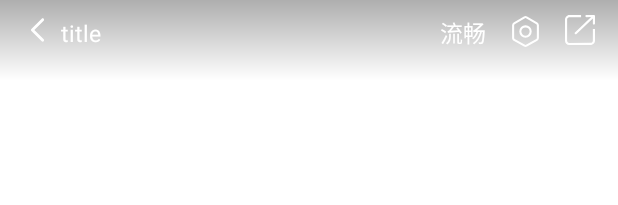
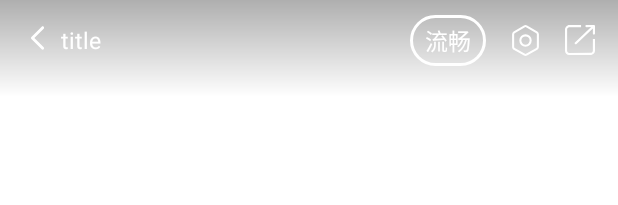
Before and after one commit to ziq358/ZQPlayer, an Android app: the layout activity_live.xml on its own in the app's theme, with its tools: preview values and no code run, on a phone screen of 412 x 824 dp. Shown: the top 205 px of the screen. Run offline under Robolectric (Android 15) with nearby library versions, the phone set to English and light mode, and no system bars.

Commit message:
直播页面 更新

```diff
--- a/playerlib/src/main/java/com/zq/playerlib/ZQVideoView.kt
+++ b/playerlib/src/main/java/com/zq/playerlib/ZQVideoView.kt
@@ -3,9 +3,14 @@ package com.zq.playerlib
 import android.content.Context
 import android.util.AttributeSet
 import android.view.LayoutInflater
+import android.view.View
 import android.widget.FrameLayout
+import android.widget.ImageView
+import android.widget.TextView
+import android.widget.Toast
 
-class ZQVideoView :FrameLayout{
+class ZQVideoView :FrameLayout, View.OnClickListener{
+
 
     constructor(context: Context) : this(context, null)
     constructor(context: Context, attrs: AttributeSet?) : this(context, attrs, 0)
@@ -14,7 +19,51 @@ class ZQVideoView :FrameLayout{
         init()
     }
 
+    var mIvBack:ImageView? = null
+    var mTvTitle:TextView? = null
+    var mTvClarity:TextView? = null
+    var mIvSetting:ImageView? = null
+    var mIvShare:ImageView? = null
+    var mIvBarrage:ImageView? = null
+    var mIvStar:ImageView? = null
+    var mIvFullScreen:ImageView? = null
+
+
     private fun init() {
         LayoutInflater.from(context).inflate(R.layout.layout_zq_video_view, this)
+
+        mIvBack = findViewById(R.id.iv_back)
+        mTvTitle = findViewById(R.id.tv_title)
+        mTvClarity = findViewById(R.id.tv_clarity)
+        mIvSetting = findViewById(R.id.iv_setting)
+        mIvShare = findViewById(R.id.iv_share)
+        mIvBarrage = findViewById(R.id.iv_barrage)
+        mIvStar = findViewById(R.id.iv_star)
+        mIvFullScreen = findViewById(R.id.iv_full_screen)
+
+        mIvBack?.setOnClickListener(this)
+        mTvClarity?.setOnClickListener(this)
+        mIvSetting?.setOnClickListener(this)
+        mIvShare?.setOnClickListener(this)
+        mIvBarrage?.setOnClickListener(this)
+        mIvStar?.setOnClickListener(this)
+        mIvFullScreen?.setOnClickListener(this)
+
     }
+
+
+    override fun onClick(v: View?) {
+        when(v?.id){
+            R.id.iv_back ->{ Toast.makeText(context, "iv_back", Toast.LENGTH_SHORT).show()}
+            R.id.tv_clarity ->{Toast.makeText(context, "tv_clarity", Toast.LENGTH_SHORT).show()}
+            R.id.iv_setting ->{Toast.makeText(context, "iv_setting", Toast.LENGTH_SHORT).show()}
+            R.id.iv_share ->{Toast.makeText(context, "iv_share", Toast.LENGTH_SHORT).show()}
+            R.id.iv_barrage ->{Toast.makeText(context, "iv_barrage", Toast.LENGTH_SHORT).show()}
+            R.id.iv_star ->{Toast.makeText(context, "iv_star", Toast.LENGTH_SHORT).show()}
+            R.id.iv_full_screen ->{Toast.makeText(context, "iv_full_screen", Toast.LENGTH_SHORT).show()}
+            else ->{}
+        }
+    }
+
+
 }
--- /dev/null
+++ b/playerlib/src/main/res/drawable/bg_clarity.xml
@@ -0,0 +1,7 @@
+<?xml version="1.0" encoding="utf-8"?>
+<shape xmlns:android="http://schemas.android.com/apk/res/android" android:shape="rectangle">
+
+    <stroke android:color="@color/white" android:width="2dp"/>
+    <corners android:radius="100dp" />
+
+</shape>
--- a/playerlib/src/main/res/layout/layout_zq_video_view.xml
+++ b/playerlib/src/main/res/layout/layout_zq_video_view.xml
@@ -15,9 +15,11 @@
         android:paddingTop="10dp"
         android:paddingBottom="20dp"
         android:background="@drawable/bg_top_bar"
+        android:gravity="center_vertical"
         >
 
         <TextView
+            android:id="@+id/tv_title"
             android:layout_width="match_parent"
             android:layout_height="wrap_content"
             android:layout_weight="1"
@@ -28,6 +30,7 @@
             android:textColor="@color/white"
             />
         <TextView
+            android:id="@+id/tv_clarity"
             android:layout_width="wrap_content"
             android:layout_height="wrap_content"
             android:text="流畅"
@@ -35,14 +38,21 @@
             android:layout_marginLeft="10dp"
             android:textSize="15dp"
             android:textColor="@color/white"
+            android:paddingLeft="10dp"
+            android:paddingRight="10dp"
+            android:paddingTop="5dp"
+            android:paddingBottom="5dp"
+            android:background="@drawable/bg_clarity"
             />
         <ImageView
+            android:id="@+id/iv_setting"
             android:layout_width="22dp"
             android:layout_height="22dp"
             android:layout_marginLeft="15dp"
             android:background="@drawable/ic_setting"
             />
         <ImageView
+            android:id="@+id/iv_share"
             android:layout_width="20dp"
             android:layout_height="20dp"
             android:layout_marginLeft="15dp"
@@ -52,10 +62,11 @@
     </LinearLayout>
 
     <ImageView
+        android:id="@+id/iv_back"
         android:layout_width="20dp"
         android:layout_height="20dp"
         android:layout_marginLeft="15dp"
-        android:layout_marginTop="10dp"
+        android:layout_marginTop="15dp"
         android:background="@drawable/ic_back_white"
         />
 
@@ -88,6 +99,7 @@
             android:textColor="@color/white"
             />
         <ImageView
+            android:id="@+id/iv_barrage"
             android:layout_width="28dp"
             android:layout_height="28dp"
             android:layout_marginLeft="15dp"
@@ -95,6 +107,7 @@
             android:background="@drawable/ic_barrage_on"
             />
         <ImageView
+            android:id="@+id/iv_star"
             android:layout_width="28dp"
             android:layout_height="28dp"
             android:layout_marginLeft="15dp"
@@ -102,6 +115,7 @@
             android:background="@drawable/ic_star"
             />
         <ImageView
+            android:id="@+id/iv_full_screen"
             android:layout_width="25dp"
             android:layout_height="25dp"
             android:layout_marginLeft="15dp"
```
